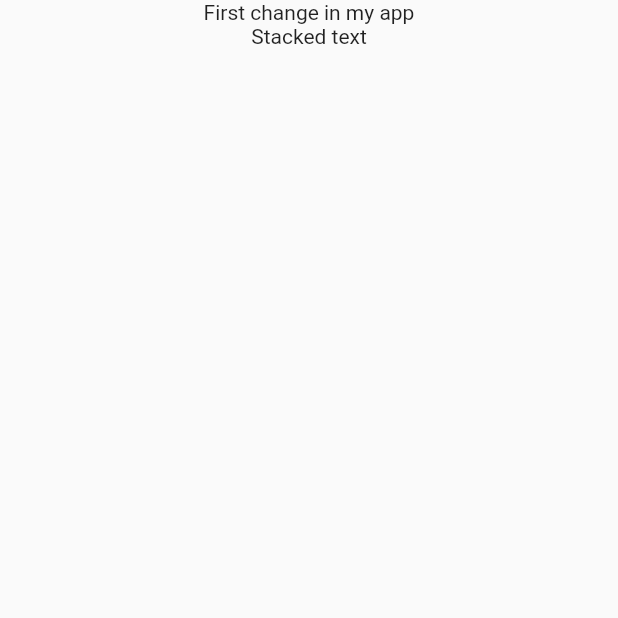
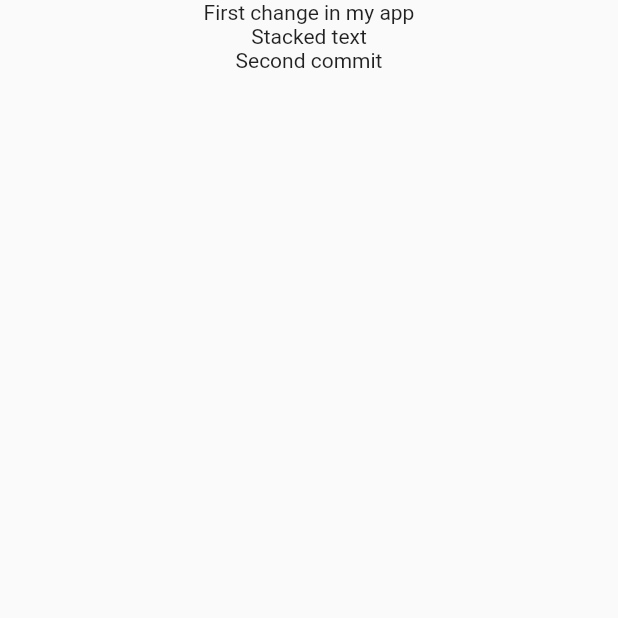
Before and after one commit to r1nalds/git_assignment, a Flutter app: the screen it shows after launch, on a phone screen of 412 x 824 dp, the top half of it. Run offline on Flutter 3.47's test engine with Material 2 defaults, Android fonts, the phone set to English and light mode, and no system bars.

Commit message:
Second commit

```diff
--- a/lib/main.dart
+++ b/lib/main.dart
@@ -13,7 +13,7 @@ class MainApp extends StatelessWidget {
       home: Scaffold(
         body: Center(
             child: Column(
-          children: const [Text("First change in my app"), Text("Stacked text")],
+          children: const [Text("First change in my app"), Text("Stacked text"), Text("Second commit")],
         )),
       ),
     );
```
